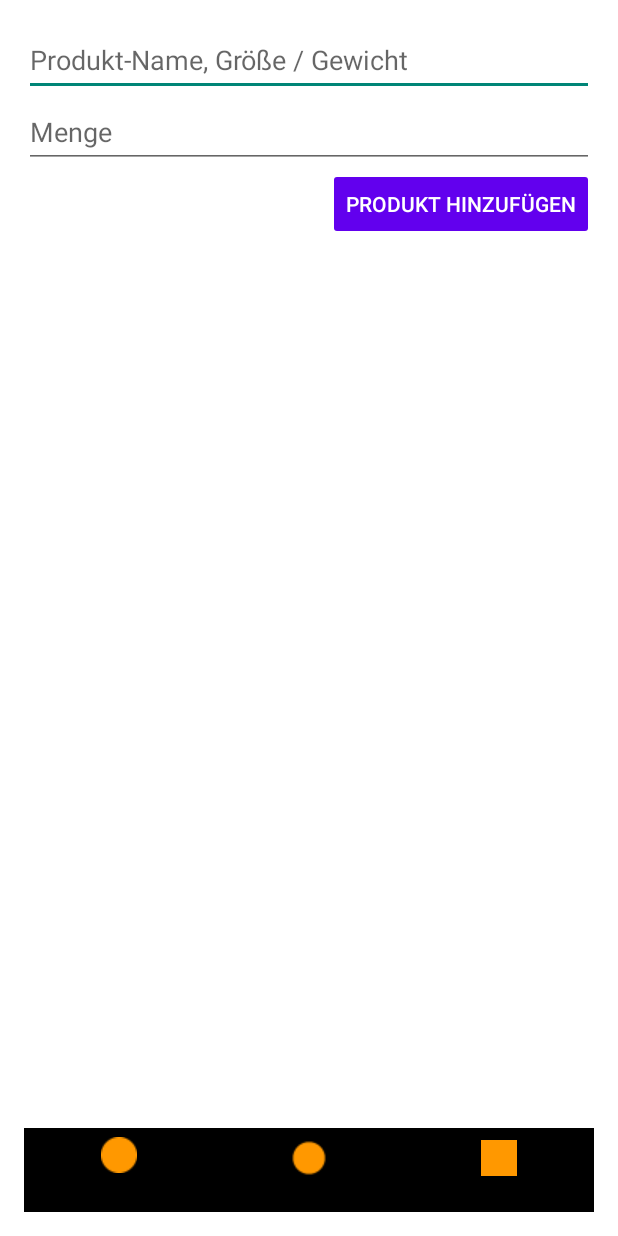
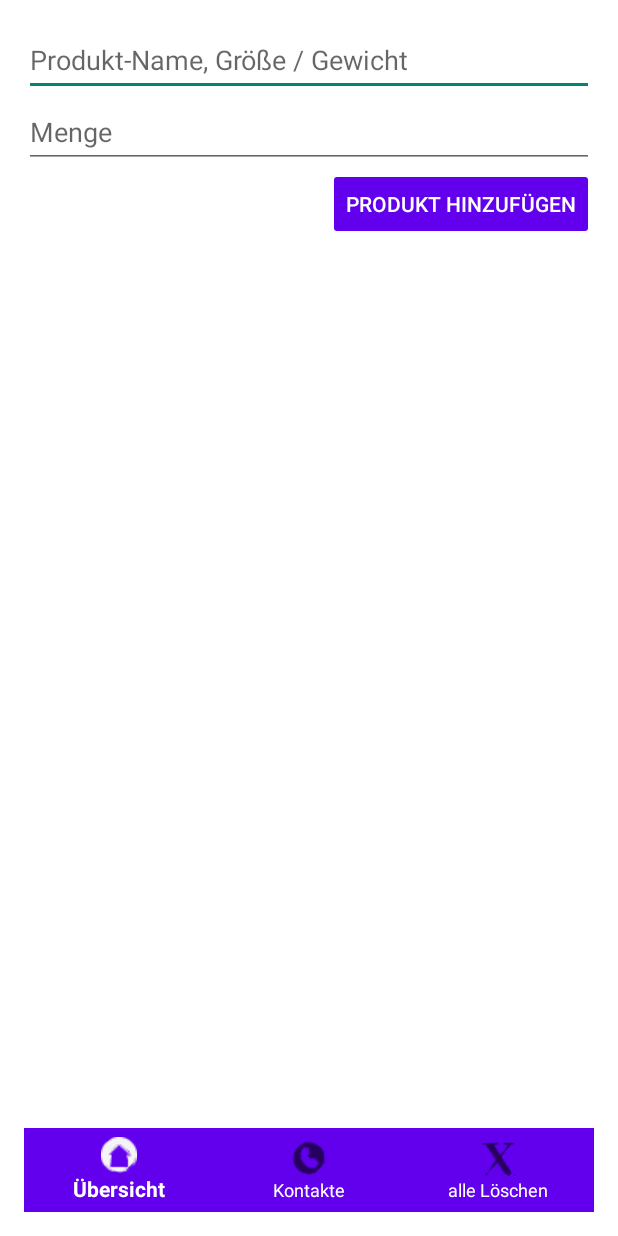
Before and after one commit to kharinasun24/MyApplication, an Android app built with Jetpack Compose: the screen it shows after launch (MainActivity), on a phone screen of 412 x 824 dp. Run offline under Robolectric (Android 15) with nearby library versions, the phone set to English and light mode, and no system bars; our stand-ins replace Room's generated code, data binding.

Commit message:
Icons are now visible.

```diff
--- a/app/src/main/res/layout/activity_main.xml
+++ b/app/src/main/res/layout/activity_main.xml
@@ -50,7 +50,7 @@
             android:layout_height="wrap_content"
             app:menu="@menu/bottom_nav_menu"
             app:labelVisibilityMode="labeled"
-            app:itemIconTint="@color/nav_icon_tint"
-            app:itemTextColor="@color/nav_text_color" />
+            app:itemTextColor="@color/nav_text_color"
+            android:background="@color/nav_background_color"/>
     </LinearLayout>
 </layout>
--- a/app/src/main/res/values/colors.xml
+++ b/app/src/main/res/values/colors.xml
@@ -5,6 +5,6 @@
     <color name="text_color">#000000</color>
     <color name="background_color">#FFFFFF</color>
     <color name="button_background">#6200EE</color>
-    <color name="nav_icon_tint">#FF9800</color>
-    <color name="nav_text_color">#000000</color>
+    <color name="nav_text_color">#FFFFFF</color>
+    <color name="nav_background_color">#6200EE</color>
 </resources>
--- a/app/src/main/res/values/strings.xml
+++ b/app/src/main/res/values/strings.xml
@@ -5,7 +5,7 @@
     <string name="quantity">Menge</string>
     <string name="product_name">Produkt-Name, Größe / Gewicht</string>
     <string name="delete_product">Produkt löschen</string>
-    <string name="home">Home</string>
-    <string name="contacts">Contacts</string>
-    <string name="delete_all">Delete All</string>
+    <string name="home">Übersicht</string>
+    <string name="contacts">Kontakte</string>
+    <string name="delete_all">alle Löschen</string>
 </resources>
```
Also changed, not shown: app/src/main/res/drawable/ic_contacts.png, app/src/main/res/drawable/ic_delete.png, app/src/main/res/drawable/ic_home.png, app/src/main/res/menu/bottom_nav_menu.xml (line endings or trailing spaces), 1 other file.
